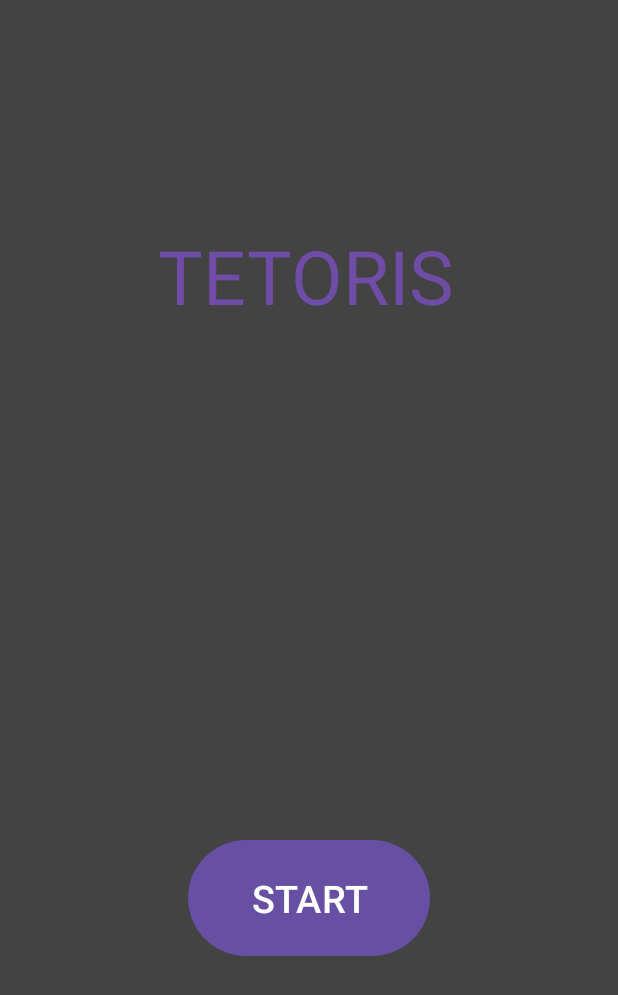
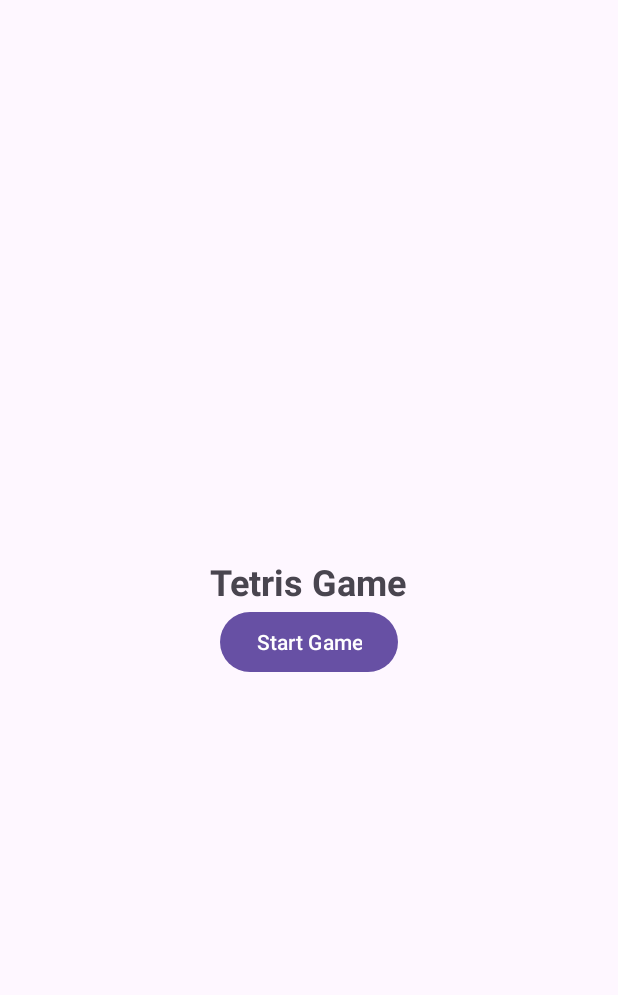
Before and after one commit to konan-pbl-2024/tetoris, an Android app: the screen it shows after launch (MainActivity), on a phone screen of 412 x 824 dp. Shown: the top 995 px of the screen. Run offline under Robolectric (Android 15) with nearby library versions, the phone set to English and light mode, and no system bars; 2 statements that could not run were skipped.

Commit message:
レイアウトを作り直しました

```diff
--- a/app/src/main/res/layout/activity_main.xml
+++ b/app/src/main/res/layout/activity_main.xml
@@ -1,38 +1,23 @@
 <?xml version="1.0" encoding="utf-8"?>
-<androidx.constraintlayout.widget.ConstraintLayout xmlns:android="http://schemas.android.com/apk/res/android"
-    xmlns:app="http://schemas.android.com/apk/res-auto"
-    xmlns:tools="http://schemas.android.com/tools"
+<!-- res/layout/activity_main.xml -->
+<LinearLayout
+    xmlns:android="http://schemas.android.com/apk/res/android"
     android:layout_width="match_parent"
     android:layout_height="match_parent"
-    android:background="#040404"
-    android:backgroundTint="#434343"
-    tools:context=".MainActivity">
+    android:orientation="vertical"
+    android:gravity="center">
+
+    <TextView
+        android:layout_width="wrap_content"
+        android:layout_height="wrap_content"
+        android:text="Tetris Game"
+        android:textSize="24sp"
+        android:textStyle="bold" />
 
     <Button
-        android:id="@+id/startbutton"
-        android:layout_width="161dp"
-        android:layout_height="85dp"
-        android:text="START"
-        android:textColorHighlight="#673737"
-        android:textSize="25sp"
-        app:layout_constraintBottom_toBottomOf="parent"
-        app:layout_constraintEnd_toEndOf="parent"
-        app:layout_constraintStart_toStartOf="parent"
-        app:layout_constraintTop_toBottomOf="@+id/textView2"
-        app:layout_constraintVertical_bias="0.631" />
+        android:id="@+id/startButton"
+        android:layout_width="wrap_content"
+        android:layout_height="wrap_content"
+        android:text="Start Game" />
 
-    <TextView
-        android:id="@+id/textView2"
-        android:layout_width="200dp"
-        android:layout_height="93dp"
-        android:text="TETORIS"
-        android:textColor="#6F4DA6"
-        android:textSize="50sp"
-        app:layout_constraintBottom_toBottomOf="parent"
-        app:layout_constraintEnd_toEndOf="parent"
-        app:layout_constraintHorizontal_bias="0.497"
-        app:layout_constraintStart_toStartOf="parent"
-        app:layout_constraintTop_toTopOf="parent"
-        app:layout_constraintVertical_bias="0.205" />
-
-</androidx.constraintlayout.widget.ConstraintLayout>
+</LinearLayout>
```
Also changed, not shown: app/src/main/res/layout/activity_game_view.xml (deleted, +0 -111 lines), app/src/main/res/layout/activity_result.xml (added, +47 -0 lines), app/src/main/res/layout/activity_result_view.xml (deleted, +0 -32 lines), app/src/main/res/layout/actyvity_game.xml (added, +166 -0 lines).
